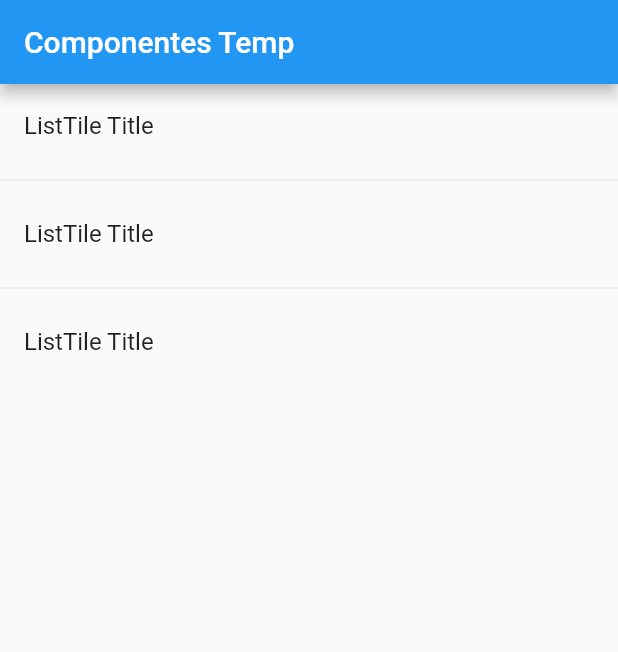
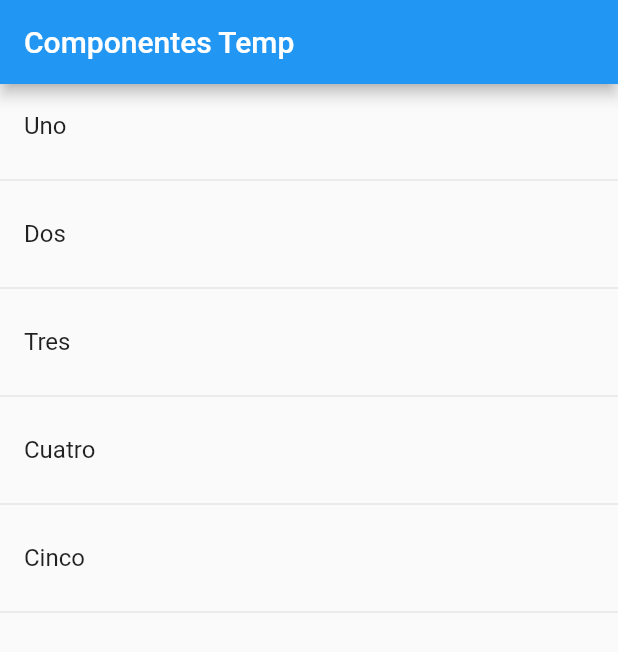
Before and after one commit to Francisca-campos/equipo1_componentes, a Flutter app: the screen it shows after launch, on a phone screen of 412 x 824 dp. Shown: the top 652 px of the screen. Run offline on Flutter 3.47's test engine with Material 2 defaults, Android fonts, the phone set to English and light mode, and no system bars.

Commit message:
lista widget

```diff
--- a/lib/src/pages/home_temp.dart
+++ b/lib/src/pages/home_temp.dart
@@ -1,27 +1,28 @@
 import 'package:flutter/material.dart';
 
 class HomePageTemp extends StatelessWidget {
+  final opciones = ['Uno', 'Dos', 'Tres', 'Cuatro', 'Cinco'];
+
   @override
   Widget build(BuildContext context) {
     return Scaffold(
       appBar: AppBar(
         title: Text('Componentes Temp'),
       ),
-      body: ListView(
-        children: <Widget>[
-          ListTile(
-            title: Text('ListTile Title'),
-          ),
-          Divider(),
-          ListTile(
-            title: Text('ListTile Title'),
-          ),
-          Divider(),
-          ListTile(
-            title: Text('ListTile Title'),
-          ),
-        ],
-      ),
+      body: ListView(children: _crearItems()),
     );
   }
+
+  List<Widget> _crearItems() {
+    List<Widget> lista = new List<Widget>();
+
+    for (String opt in opciones) {
+      final tempWidget = ListTile(
+        title: Text(opt),
+      );
+      lista..add(tempWidget)..add(Divider());
+    }
+
+    return lista;
+  }
 }
```
